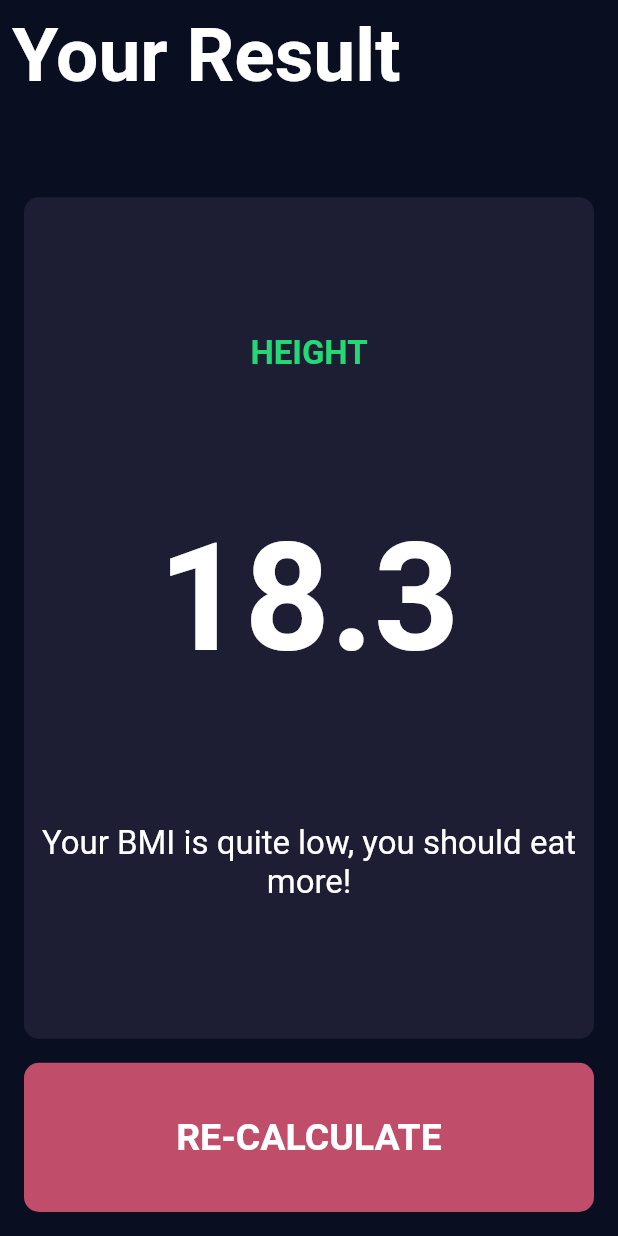
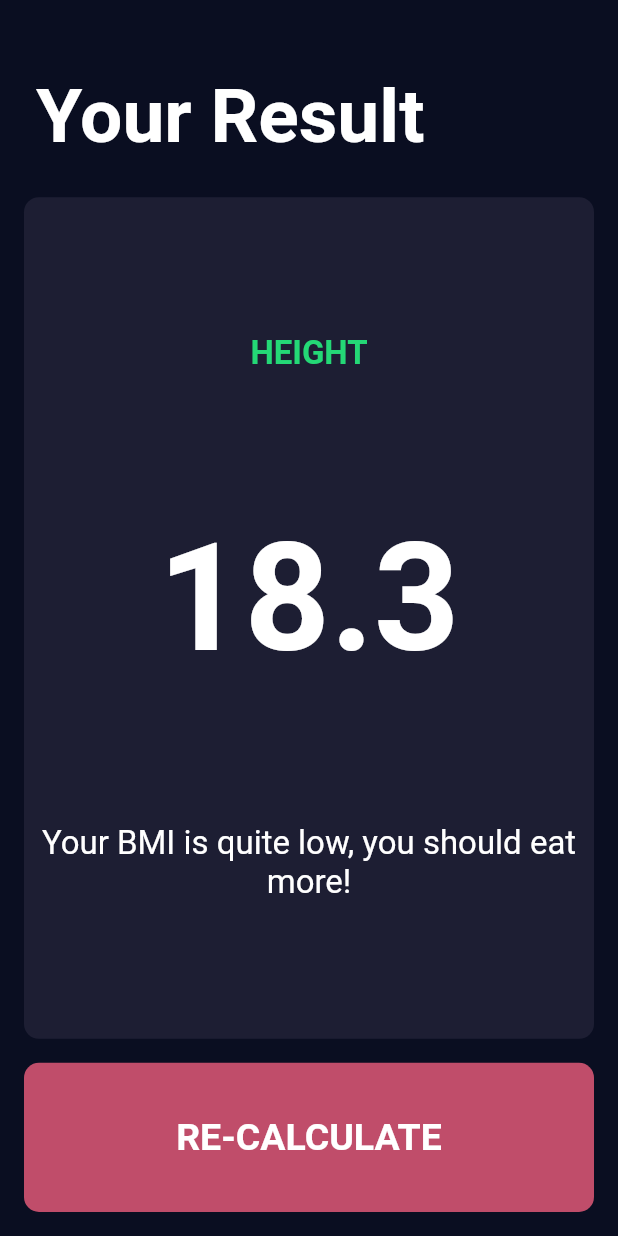
Before and after one commit to emdadul-islam439/bmi_calculator_flutter, a Flutter app: the ResultScreen screen opened directly, on a phone screen of 412 x 824 dp. Run offline on Flutter 3.47's test engine with Material 2 defaults, Android fonts, the phone set to English and light mode, and no system bars; our stand-ins replace font_awesome_flutter.

Commit message:
fixed the position of 'Your Result' text into the Result Screen.

```diff
--- a/lib/result_screen.dart
+++ b/lib/result_screen.dart
@@ -23,6 +23,8 @@ class _ResultScreenState extends State<ResultScreen> {
             children: [
               Expanded(
                 child: Container(
+                  padding: const EdgeInsets.all(16.0),
+                  alignment: Alignment.bottomLeft,
                   child: const Text(
                     'Your Result',
                     textAlign: TextAlign.start,
```
